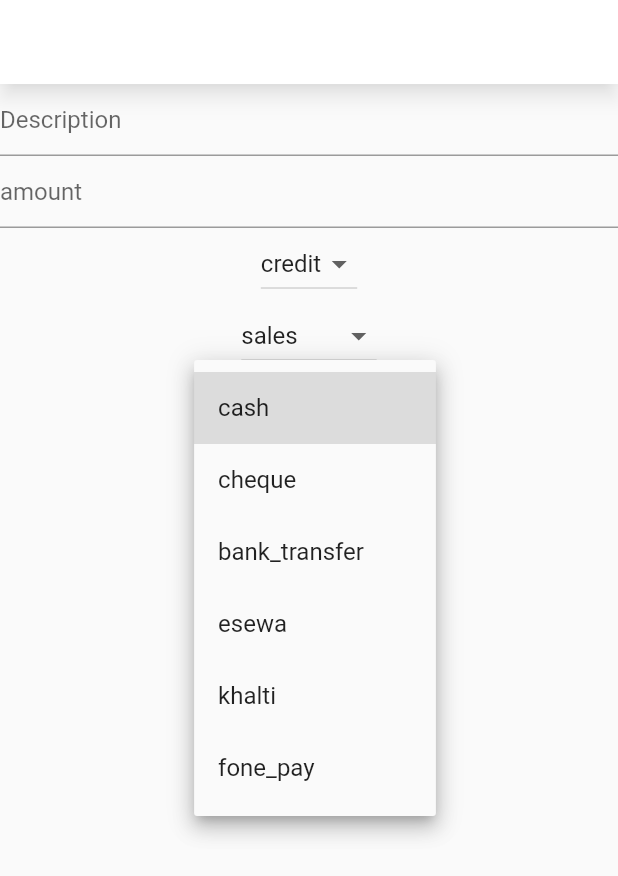
After one commit to Sijankhadk65/Sigma, a Flutter app: the AddTransactionScreen screen opened directly, after a tap on "cash", on a phone screen of 412 x 824 dp. The commit adds this screen. Shown: the top 876 px of the screen. Run offline on Flutter 3.47's test engine with Material 2 defaults, Android fonts, the phone set to English and light mode, and no system bars; our stand-ins replace built_collection, built_value, google_fonts, rxdart; missing offline and left inert: web_date_picker.

Commit message:
Accounting Finished

```diff
--- a/lib/src/bloc/ticket_bloc.dart
+++ b/lib/src/bloc/ticket_bloc.dart
@@ -3,6 +3,7 @@ import 'package:sigma_app/src/bloc/login_bloc.dart';
 import 'package:sigma_app/src/models/customer.dart';
 import 'package:sigma_app/src/models/expense.dart';
 import 'package:sigma_app/src/models/ticket.dart';
+import 'package:sigma_app/src/models/transaction.dart';
 import 'package:sigma_app/src/models/worker.dart';
 import 'package:sigma_app/src/server/repository.dart';
 
@@ -235,6 +236,23 @@ class TicketBloc {
     getTickets();
   }
 
+  void createTicketTransaction(Ticket ticket) {
+    final userID = LoginBloc.instance.loggedUser!.id;
+    final ticketTransaction = Transaction(
+      (t) => t
+        ..amount = 100.00
+        ..center_id = "01"
+        ..created_at = DateTime.now().toString()
+        ..created_by = userID
+        ..description = ticket.id
+        ..source = "service"
+        ..type = "credit"
+        ..transaction_at = DateTime.now().toString()
+        ..payment_method = "cash",
+    );
+    _repo.postTransaction(ticketTransaction).listen((event) {});
+  }
+
   void saveTicket() {
     changeIsSaving(true);
     final newCustomer = Customer(
--- /dev/null
+++ b/lib/src/bloc/transactions_bloc.dart
@@ -0,0 +1,82 @@
+import 'package:rxdart/rxdart.dart';
+import 'package:sigma_app/src/bloc/login_bloc.dart';
+import 'package:sigma_app/src/models/transaction.dart';
+import 'package:sigma_app/src/server/repository.dart';
+
+class TransactionsBloc {
+  final _repo = Repository();
+
+  final BehaviorSubject<List<Transaction>> _transactionsSubject =
+      BehaviorSubject<List<Transaction>>();
+  Stream<List<Transaction>> get transactions => _transactionsSubject.stream;
+  Function(List<Transaction>) get changeTransactions =>
+      _transactionsSubject.sink.add;
+
+  // New Transactions
+  final BehaviorSubject<String> _transactionDescriptionSubject =
+      BehaviorSubject<String>();
+  Stream<String> get transactionDescription =>
+      _transactionDescriptionSubject.stream;
+  Function(String) get changeTransactionDescription =>
+      _transactionDescriptionSubject.sink.add;
+
+  final BehaviorSubject<String> _transactionAmountSubject =
+      BehaviorSubject<String>();
+  Stream<String> get transactionAmount => _transactionAmountSubject.stream;
+  Function(String) get changeTransactionAmount =>
+      _transactionAmountSubject.sink.add;
+
+  final BehaviorSubject<String> _transactionTypeSubject =
+      BehaviorSubject<String>();
+  Stream<String> get transactionType => _transactionTypeSubject.stream;
+  Function(String) get changeTransactionType =>
+      _transactionTypeSubject.sink.add;
+
+  final BehaviorSubject<String> _transactionSourceSubject =
+      BehaviorSubject<String>();
+  Stream<String> get transactionSource => _transactionSourceSubject.stream;
+  Function(String) get changeTransactionSource =>
+      _transactionSourceSubject.sink.add;
+
+  final BehaviorSubject<String> _paymentTypeSubject = BehaviorSubject<String>();
+  Stream<String> get paymentType => _paymentTypeSubject.stream;
+  Function(String) get changePaymentType => _paymentTypeSubject.sink.add;
+
+  final BehaviorSubject<bool> _isSavingSubject = BehaviorSubject<bool>();
+  Stream<bool> get isSaving => _isSavingSubject.stream;
+  Function(bool) get changeIsSaving => _isSavingSubject.sink.add;
+
+  TransactionsBloc() {
+    changeIsSaving(false);
+  }
+
+  void getTransactions() {
+    _repo.fetchTransactions().listen((transactions) {
+      changeTransactions(transactions);
+    });
+  }
+
+  void createNewTransaction() {
+    final userID = LoginBloc.instance.loggedUser!.id;
+    final newTransaction = Transaction(
+      (t) => t
+        ..amount = double.parse(_transactionAmountSubject.value)
+        ..center_id = "01"
+        ..created_by = userID
+        ..created_at = DateTime.now().toString()
+        ..description = _transactionDescriptionSubject.value
+        ..payment_method = _paymentTypeSubject.value
+        ..source = _transactionSourceSubject.value
+        ..transaction_at = DateTime.now().toString()
+        ..type = _transactionTypeSubject.value,
+    );
+    changeIsSaving(true);
+    _repo.postTransaction(newTransaction).listen((event) {
+      changeIsSaving(false);
+    });
+  }
+
+  void dispose() {
+    _transactionsSubject.close();
+  }
+}
--- a/lib/src/models/transaction.dart
+++ b/lib/src/models/transaction.dart
@@ -13,6 +13,8 @@ abstract class Transaction implements Built<Transaction, TransactionBuilder> {
   String get source;
   String get description;
   double get amount;
+  String get center_id;
+  String get payment_method;
 
   Transaction._();
 
@@ -23,4 +25,17 @@ abstract class Transaction implements Built<Transaction, TransactionBuilder> {
 
   static Transaction parseJsonToTransaction(Map<String, dynamic> json) =>
       jsonSerializer.deserializeWith(Transaction.serializer, json)!;
+
+  static Map<String, dynamic> parseTransactionToJson(Transaction transaction) =>
+      {
+        "created_at": transaction.created_at,
+        "created_by": transaction.created_by,
+        "transaction_at": transaction.transaction_at,
+        "type": transaction.type,
+        "source": transaction.source,
+        "description": transaction.description,
+        "center_id": transaction.center_id,
+        "amount": transaction.amount,
+        "payment_method": transaction.payment_method,
+      };
 }
--- /dev/null
+++ b/lib/src/screen/add_transaction_screen.dart
@@ -0,0 +1,123 @@
+import 'package:flutter/material.dart';
+import 'package:flutter/src/widgets/container.dart';
+import 'package:flutter/src/widgets/framework.dart';
+import 'package:provider/provider.dart';
+import 'package:sigma_app/src/app.dart';
+import 'package:sigma_app/src/bloc/transactions_bloc.dart';
+
+class AddTransactionScreen extends StatefulWidget {
+  const AddTransactionScreen({super.key});
+
+  @override
+  State<AddTransactionScreen> createState() => _AddTransactionScreenState();
+}
+
+class _AddTransactionScreenState extends State<AddTransactionScreen> {
+  TransactionsBloc? _transactionsBloc;
+
+  @override
+  void didChangeDependencies() {
+    super.didChangeDependencies();
+    _transactionsBloc = Provider.of<TransactionsBloc>(context);
+    _transactionsBloc!.changeTransactionType("credit");
+    _transactionsBloc!.changeTransactionSource("sales");
+    _transactionsBloc!.changePaymentType("cash");
+  }
+
+  @override
+  Widget build(BuildContext context) {
+    return Scaffold(
+      appBar: AppBar(),
+      body: Container(
+        child: Column(
+          children: [
+            TextField(
+              onChanged: _transactionsBloc!.changeTransactionDescription,
+              decoration: const InputDecoration(
+                hintText: "Description",
+              ),
+            ),
+            TextField(
+              onChanged: _transactionsBloc!.changeTransactionAmount,
+              decoration: const InputDecoration(
+                hintText: "amount",
+              ),
+            ),
+            StreamBuilder<String>(
+                stream: _transactionsBloc!.transactionType,
+                builder: (context, snapshot) {
+                  return DropdownButton<String>(
+                    value: snapshot.data,
+                    onChanged: ((value) {
+                      _transactionsBloc!.changeTransactionType(value!);
+                    }),
+                    items: [
+                      "credit",
+                      "debit",
+                    ]
+                        .map<DropdownMenuItem<String>>(
+                            (e) => DropdownMenuItem(value: e, child: Text(e)))
+                        .toList(),
+                  );
+                }),
+            StreamBuilder<String>(
+                stream: _transactionsBloc!.transactionSource,
+                builder: (context, snapshot) {
+                  return DropdownButton<String>(
+                    value: snapshot.data,
+                    onChanged: ((value) {
+                      _transactionsBloc!.changeTransactionSource(value!);
+                    }),
+                    items: [
+                      "sales",
+                      "service",
+                      "cash",
+                      "hardware",
+                      "utility",
+                    ]
+                        .map<DropdownMenuItem<String>>(
+                            (e) => DropdownMenuItem(value: e, child: Text(e)))
+                        .toList(),
+                  );
+                }),
+            StreamBuilder<String>(
+                stream: _transactionsBloc!.paymentType,
+                builder: (context, snapshot) {
+                  return DropdownButton<String>(
+                    value: snapshot.data,
+                    onChanged: ((value) {
+                      _transactionsBloc!.changePaymentType(value!);
+                    }),
+                    items: [
+                      "cash",
+                      "cheque",
+                      "bank_transfer",
+                      "esewa",
+                      "khalti",
+                      "fone_pay",
+                    ]
+                        .map<DropdownMenuItem<String>>(
+                            (e) => DropdownMenuItem(value: e, child: Text(e)))
+                        .toList(),
+                  );
+                }),
+            Center(
+              child: StreamBuilder<bool>(
+                  stream: _transactionsBloc!.isSaving,
+                  builder: (context, snapshot) {
+                    return snapshot.data == true
+                        ? const CircularProgressIndicator()
+                        : ElevatedButton(
+                            onPressed: () {
+                              _transactionsBloc!.createNewTransaction();
+                            },
+                            child: const Text("Save Transaction"),
+                          );
+                  }),
+            ),
+          ],
+        ),
+      ),
+    );
+  }
+}
--- a/lib/src/server/http_provider.dart
+++ b/lib/src/server/http_provider.dart
@@ -4,6 +4,7 @@ import 'dart:io';
 import 'package:sigma_app/src/models/customer.dart';
 import 'package:sigma_app/src/models/expense.dart';
 import 'package:sigma_app/src/models/ticket.dart';
+import 'package:sigma_app/src/models/transaction.dart';
 
 import '../models/issue.dart';
 
@@ -174,6 +175,26 @@ class HttpProvider {
     return _response;
   }
 
+  Future<HttpClientResponse> postTransaction(
+      Transaction ticketTransaction) async {
+    Map<String, dynamic> body = {
+      "param": {
+        "transaction": Transaction.parseTransactionToJson(ticketTransaction),
+      }
+    };
+
+    HttpClientRequest _request = await _client.postUrl(
+      Uri.parse("$localHostName/accounting/transaction/create"),
+    );
+
+    _request.headers.contentType =
+        ContentType('application', 'json', charset: 'utf-8');
+    _request.write(json.encode(body));
+
+    HttpClientResponse _response = await _request.close();
+    return _response;
+  }
+
   Future<HttpClientResponse> fetchTransactions() async {
     HttpClientRequest _request = await _client.getUrl(
       Uri.parse("$localHostName/accounting/transaction"),
--- a/lib/src/server/repository.dart
+++ b/lib/src/server/repository.dart
@@ -201,6 +201,21 @@ class Repository {
     );
   }
 
+  Stream<Transaction> postTransaction(Transaction ticketTransaction) async* {
+    final response = await _provider.postTransaction(
+      ticketTransaction,
+    );
+    yield* utf8.decoder
+        .bind(response)
+        .transform(StreamTransformer<String, Transaction>.fromHandlers(
+      handleData: (data, sink) {
+        final Map<String, dynamic> newTransaction =
+            jsonDecode(data)['data']['original'];
+        sink.add(Transaction.parseJsonToTransaction(newTransaction));
+      },
+    ));
+  }
+
   Stream<List<Transaction>> fetchTransactions() async* {
     final response = await _provider.fetchTransactions();
     yield* utf8.decoder.bind(response).transform(
```
Also changed, not shown: lib/src/home.dart (+11 -4 lines), lib/src/screen/add_ticket_screen.dart (+0 -38 lines), lib/src/screen/transactions_screen.dart (added, +151 -0 lines), lib/src/widgets/nav_bar.dart (+7 -0 lines), lib/src/widgets/ticket_card.dart (+8 -6 lines), lib/src/models/transaction.g.dart.
